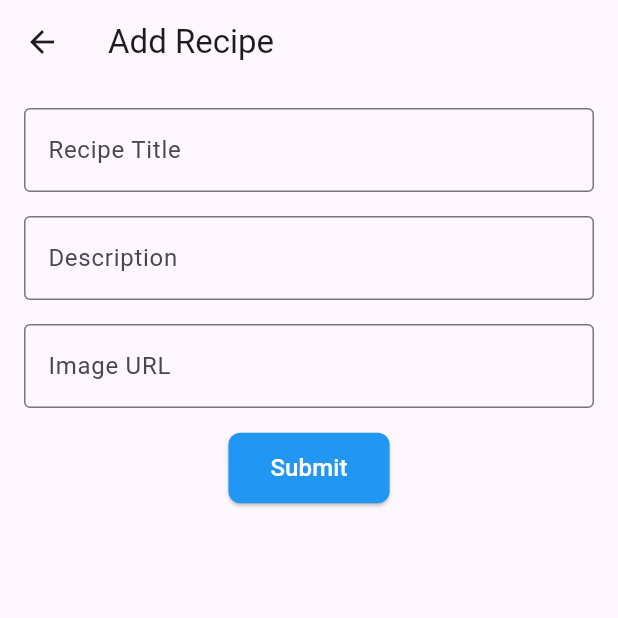
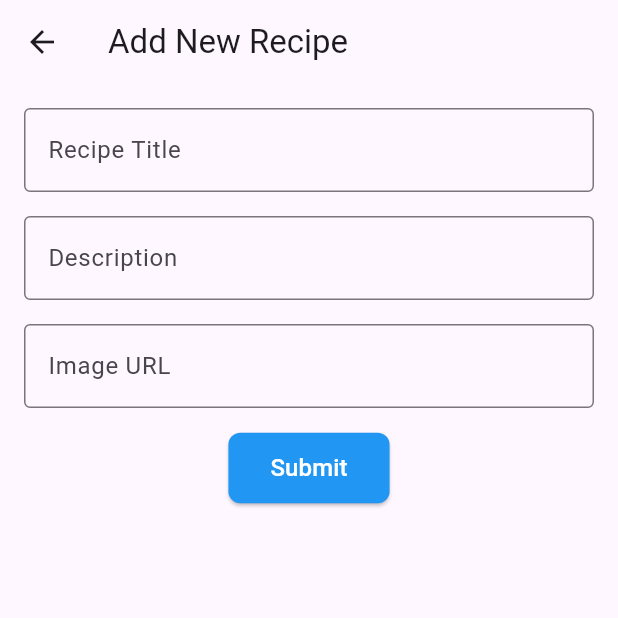
Before and after one commit to Geoxxll/Recipe-up, a Flutter app: the screen it shows after launch, after a tap on the "add" icon, on a phone screen of 412 x 824 dp, the top half of it. Run offline on Flutter 3.47's test engine with Material 3 defaults, Android fonts, the phone set to English and light mode, and no system bars; network calls fail.

Commit message:
Delete feature added, UI refined.

```diff
--- a/recipe_app/lib/screens/recipe_list.dart
+++ b/recipe_app/lib/screens/recipe_list.dart
@@ -1,13 +1,9 @@
-// recipe_detail.dart
-// ignore_for_file: use_key_in_widget_constructors
-
 import 'package:flutter/material.dart';
+import 'recipe_detail.dart';
 import 'package:recipe_app/widget/add_recipe_form.dart';
-import 'recipe_detail.dart';
 
 class RecipeListPage extends StatefulWidget {
   @override
-  // ignore: library_private_types_in_public_api
   _RecipeListPageState createState() => _RecipeListPageState();
 }
 
@@ -24,8 +20,9 @@ class _RecipeListPageState extends State<RecipeListPage> {
           'https://www.foodandwine.com/thmb/f4uf4WXHz-waXLB_oqG-U1p4Y7A=/750x0/filters:no_upscale():max_bytes(150000):strip_icc():format(webp)/spicy-chicken-curry-FT-RECIPE0321-58f84fdf7b484e7f86894203eb7834e7.jpg',
       'title': 'Chicken Curry',
       'description': 'A flavorful and spicy chicken dish.',
-    }
+    },
   ];
+
   @override
   Widget build(BuildContext context) {
     return Scaffold(
@@ -37,8 +34,25 @@ class _RecipeListPageState extends State<RecipeListPage> {
         itemBuilder: (context, index) {
           final recipe = recipes[index];
 
-          return GestureDetector(
+          return Dismissible(
+            key: Key(recipe['title']!),
+            direction: DismissDirection.endToStart,
+            confirmDismiss: (direction) async {
+              // Show the delete confirmation dialog
+              return _showDeleteConfirmation(context, recipe, index);
+            },
+            background: Container(
+              alignment: Alignment.centerRight,
+              padding: EdgeInsets.only(right: 25),
+              color: Colors.red,
+              child: Icon(
+                Icons.delete,
+                color: Colors.white,
+              ),
+            ),
+            child: InkWell(
               onTap: () {
+                // Navigate to RecipeDetailPage when tapped
                 Navigator.push(
                   context,
                   MaterialPageRoute(
@@ -48,16 +62,61 @@ class _RecipeListPageState extends State<RecipeListPage> {
               },
               child: Card(
                 margin: EdgeInsets.all(10),
-                child: ListTile(
-                  leading: Image.network(
-                    recipe['image']!,
-                    width: 50,
-                    height: 50,
+                child: Container(
+                  width: double.infinity, // Stretch to full width
+                  height: 110, // Set desired height
+                  padding: EdgeInsets.all(10), // Add padding inside the card
+                  child: Row(
+                    children: [
+                      // Leading Image
+                      Container(
+                        width: 105, // Set image width
+                        height: 105,
+                        decoration: BoxDecoration(
+                          borderRadius: BorderRadius.circular(8),
+                          image: DecorationImage(
+                            image: NetworkImage(recipe['image']!),
                             fit: BoxFit.cover,
                           ),
-                  title: Text(recipe['title']!),
-                  subtitle: Text(recipe['description']!),
-                )),
+                        ),
+                      ),
+                      SizedBox(width: 30), // Spacing between image and text
+                      // Title and Description
+                      Expanded(
+                        child: Padding(
+                          padding: EdgeInsets.only(top: 10.0),
+                          child: Column(
+                            crossAxisAlignment: CrossAxisAlignment.start,
+                            mainAxisAlignment: MainAxisAlignment.start,
+                            children: [
+                              Flexible(
+                                child: Text(
+                                  recipe['title']!,
+                                  style: TextStyle(
+                                    fontSize: 20,
+                                    fontWeight: FontWeight.bold,
+                                  ),
+                                ),
+                              ),
+                              SizedBox(height: 8),
+                              Flexible(
+                                child: Text(
+                                  recipe['description']!,
+                                  style: TextStyle(
+                                      fontSize: 16, color: Colors.grey[700]),
+                                  maxLines: 2,
+                                  overflow: TextOverflow.visible,
+                                ),
+                              ),
+                            ],
+                          ),
+                        ),
+                      ),
+                    ],
+                  ),
+                ),
+              ),
+            ),
           );
         },
       ),
@@ -72,7 +131,7 @@ class _RecipeListPageState extends State<RecipeListPage> {
               recipes.add(newRecipe);
             });
             ScaffoldMessenger.of(context).showSnackBar(
-              SnackBar(content: Text('Add a new recipe!')),
+              SnackBar(content: Text('Recipe Added!')),
             );
           }
         },
@@ -81,4 +140,41 @@ class _RecipeListPageState extends State<RecipeListPage> {
       ),
     );
   }
+
+  Future<bool?> _showDeleteConfirmation(
+      BuildContext context, Map<String, String> recipe, int index) {
+    return showDialog<bool>(
+      context: context,
+      builder: (context) {
+        return AlertDialog(
+          title: Text('Delete Recipe'),
+          content:
+              Text('Are you sure you want to delete "${recipe['title']}"?'),
+          actions: [
+            TextButton(
+              onPressed: () {
+                Navigator.pop(context, false);
+              },
+              child: Text('Cancel'),
+            ),
+            TextButton(
+              onPressed: () {
+                setState(() {
+                  recipes.removeAt(index);
+                });
+                Navigator.pop(context, true);
+                ScaffoldMessenger.of(context).showSnackBar(
+                  SnackBar(content: Text('Recipe deleted successfully!')),
+                );
+              },
+              child: Text(
+                'Delete',
+                style: TextStyle(color: Colors.red),
+              ),
+            ),
+          ],
+        );
+      },
+    );
   }
+}
--- a/recipe_app/lib/widget/add_recipe_form.dart
+++ b/recipe_app/lib/widget/add_recipe_form.dart
@@ -13,7 +13,7 @@ class AddRecipeForm extends StatelessWidget {
   Widget build(BuildContext context) {
     return Scaffold(
       appBar: AppBar(
-        title: Text('Add Recipe'),
+        title: Text('Add New Recipe'),
       ),
       body: Padding(
         padding: const EdgeInsets.all(16.0),
```
Lines whose indentation alone changed are shown as unchanged.
